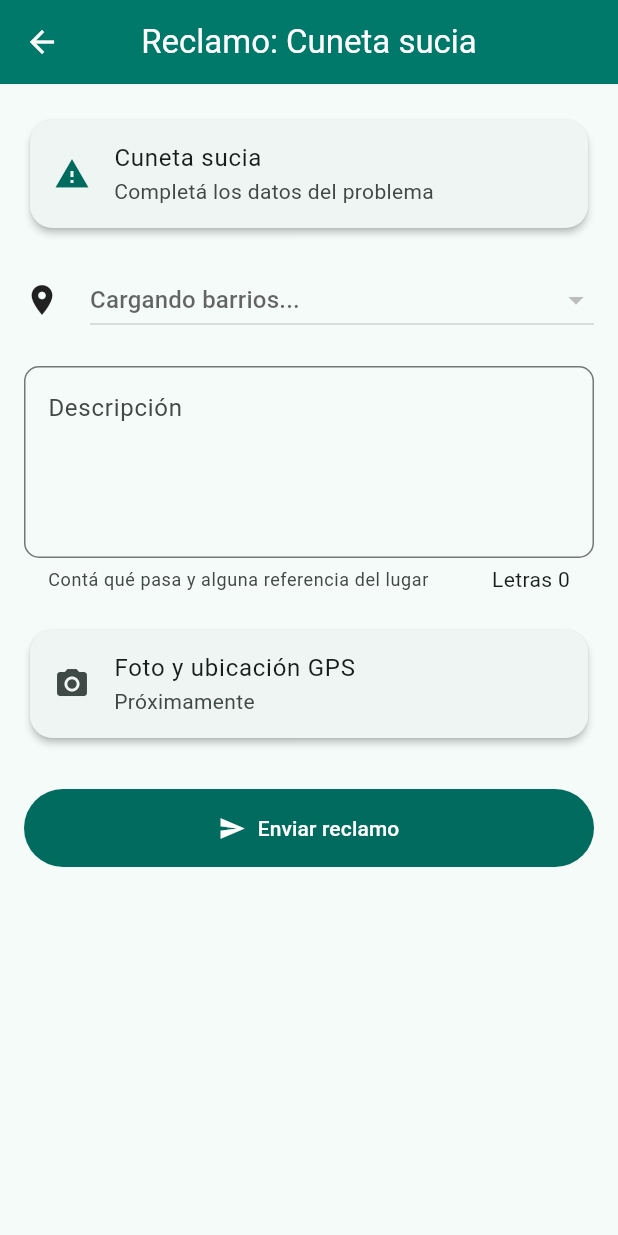
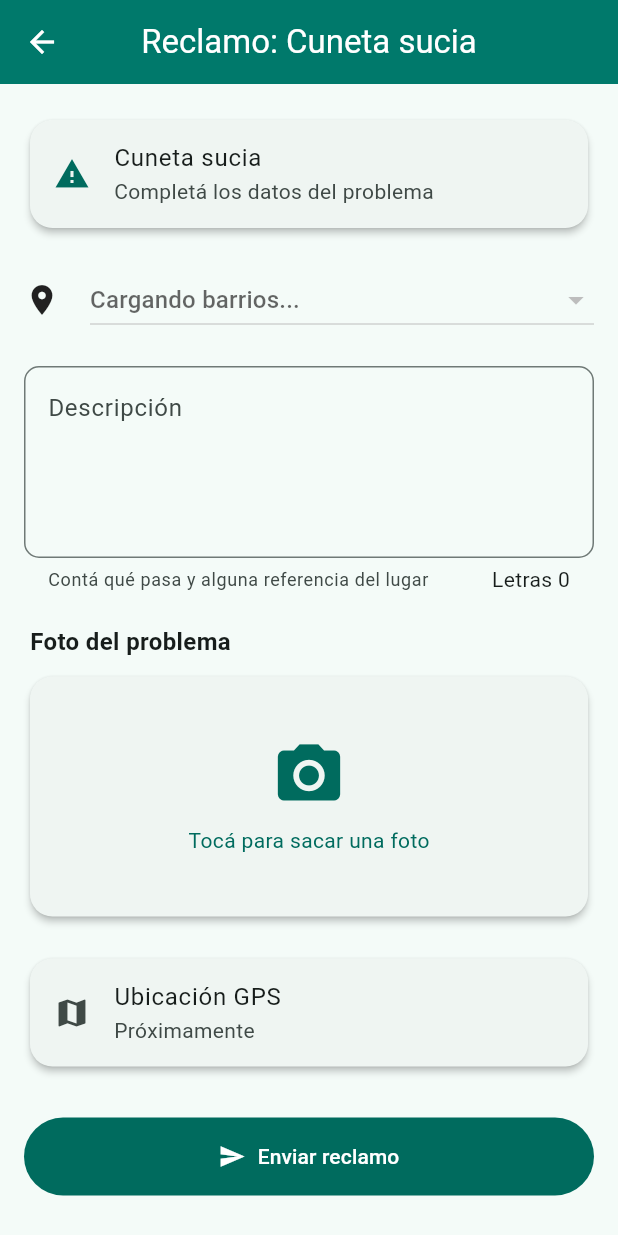
Before and after one commit to javierrojas62/atencion_Ciudadana, a Flutter app: the ReclamoPage screen opened by its route, on a phone screen of 412 x 824 dp. Run offline on Flutter 3.47's test engine with Material 3 defaults, Android fonts, the light colour scheme and no system bars; our stand-ins replace image_picker, permission_handler, supabase_flutter; accounts and stored records are empty.

Commit message:
feat: implement camera functionality for photo capture and add photo display widget

```diff
--- a/lib/src/pages/reclamo_page.dart
+++ b/lib/src/pages/reclamo_page.dart
@@ -1,8 +1,12 @@
+import 'dart:typed_data';
+
 import 'package:flutter/material.dart';
 
 import 'package:atencion_ciudadana/src/models/barrio_model.dart';
 import 'package:atencion_ciudadana/src/providers/auth_provider.dart';
 import 'package:atencion_ciudadana/src/providers/barrios_provider.dart';
+import 'package:atencion_ciudadana/src/services/camara_service.dart';
+import 'package:atencion_ciudadana/src/widgets/vista_foto.dart';
 
 // Pantalla para cargar un reclamo.
 // Es la misma para todas las categorías, la categoría me llega por el constructor
@@ -18,6 +22,9 @@ class ReclamoPage extends StatefulWidget {
 
 class _ReclamoPageState extends State<ReclamoPage> {
   String _descripcion = '';
+
+  // Foto del problema (en bytes, así sirve en el celular y en la web)
+  Uint8List? _foto;
 
   // Barrios de Rawson desde Supabase. Se piden una sola vez al abrir la pantalla.
   late final Future<List<BarrioModel>> _barrios =
@@ -40,7 +47,10 @@ class _ReclamoPageState extends State<ReclamoPage> {
           const SizedBox(height: 20),
           _crearDescripcion(),
           const SizedBox(height: 20),
-          _crearFotoPendiente(),
+          _crearTitulo('Foto del problema'),
+          VistaFoto(foto: _foto, onTomarFoto: _tomarFoto),
+          const SizedBox(height: 20),
+          _crearUbicacionPendiente(),
           const SizedBox(height: 30),
           _crearBoton(),
         ],
@@ -58,6 +68,16 @@ class _ReclamoPageState extends State<ReclamoPage> {
         ),
         title: Text(widget.categoria),
         subtitle: const Text('Completá los datos del problema'),
+      ),
+    );
+  }
+
+  Widget _crearTitulo(String texto) {
+    return Padding(
+      padding: const EdgeInsets.only(left: 4, bottom: 8),
+      child: Text(
+        texto,
+        style: const TextStyle(fontSize: 16, fontWeight: FontWeight.bold),
       ),
     );
   }
@@ -89,7 +109,9 @@ class _ReclamoPageState extends State<ReclamoPage> {
               child: DropdownButton<int>(
                 isExpanded: true,
                 value: existe ? _barrioSeleccionado : null,
-                hint: Text(barrios.isEmpty ? 'Cargando barrios...' : 'Elegí el barrio'),
+                hint: Text(
+                  barrios.isEmpty ? 'Cargando barrios...' : 'Elegí el barrio',
+                ),
                 items: barrios
                     .map(
                       (barrio) => DropdownMenuItem(
@@ -131,12 +153,12 @@ class _ReclamoPageState extends State<ReclamoPage> {
     );
   }
 
-  // Lugar reservado para la foto y el GPS, lo hago en el próximo paso
-  Widget _crearFotoPendiente() {
+  // Lugar reservado para el GPS y el mapa, lo hago en el próximo paso
+  Widget _crearUbicacionPendiente() {
     return const Card(
       child: ListTile(
-        leading: Icon(Icons.camera_alt),
-        title: Text('Foto y ubicación GPS'),
+        leading: Icon(Icons.map),
+        title: Text('Ubicación GPS'),
         subtitle: Text('Próximamente'),
       ),
     );
@@ -153,6 +175,65 @@ class _ReclamoPageState extends State<ReclamoPage> {
     );
   }
 
+  // Pide el permiso y, si lo da, abre la cámara
+  Future<void> _tomarFoto() async {
+    final permiso = await camaraService.pedirPermisoCamara();
+    if (!mounted) return;
+
+    if (permiso == ResultadoPermiso.denegadoPermanente) {
+      _mostrarPermisoBloqueado();
+      return;
+    }
+
+    if (permiso == ResultadoPermiso.denegado) {
+      _avisar('Necesitamos la cámara para sacar la foto del problema');
+      return;
+    }
+
+    final foto = await camaraService.tomarFoto();
+
+    // Si canceló la cámara no hago nada
+    if (foto == null) return;
+
+    final bytes = await foto.readAsBytes();
+    setState(() {
+      _foto = bytes;
+    });
+  }
+
+  // El usuario rechazó el permiso varias veces: ya no se puede volver a
+  // pedir, así que le ofrezco ir a los ajustes del celular
+  void _mostrarPermisoBloqueado() {
+    showDialog(
+      context: context,
+      builder: (dialogContext) {
+        return AlertDialog(
+          shape: RoundedRectangleBorder(
+            borderRadius: BorderRadius.circular(20.0),
+          ),
+          title: const Text('Permiso de cámara bloqueado'),
+          content: const Text(
+            'Para sacar la foto tenés que habilitar la cámara '
+            'desde los ajustes del celular.',
+          ),
+          actions: [
+            TextButton(
+              onPressed: () => Navigator.of(dialogContext).pop(),
+              child: const Text('Cancelar'),
+            ),
+            TextButton(
+              onPressed: () {
+                Navigator.of(dialogContext).pop();
+                camaraService.abrirAjustes();
+              },
+              child: const Text('Abrir ajustes'),
+            ),
+          ],
+        );
+      },
+    );
+  }
+
   Future<void> _enviarReclamo() async {
     if (_barrioSeleccionado == null) {
       _avisar('Elegí el barrio donde está el problema');
@@ -165,6 +246,11 @@ class _ReclamoPageState extends State<ReclamoPage> {
       return;
     }
 
+    if (_foto == null) {
+      _avisar('Sacá una foto del problema');
+      return;
+    }
+
     // Busco el nombre del barrio elegido para mostrarlo en el mensaje
     final barrios = await _barrios;
     final nombreBarrio = barrios
@@ -173,7 +259,7 @@ class _ReclamoPageState extends State<ReclamoPage> {
 
     if (!mounted) return;
 
-    // TODO: guardar el reclamo en Supabase (próximo paso, con foto y GPS)
+    // TODO: guardar el reclamo en Supabase (después del GPS)
     showDialog(
       context: context,
       barrierDismissible: false,
--- /dev/null
+++ b/lib/src/widgets/vista_foto.dart
@@ -0,0 +1,68 @@
+import 'dart:typed_data';
+
+import 'package:flutter/material.dart';
+
+// Recuadro para la foto: si todavía no hay foto muestra un botón para
+// sacarla, y si ya hay, la muestra con la opción de sacar otra.
+// Uso Image.memory (bytes) en lugar de Image.file porque así funciona
+// también en el navegador.
+class VistaFoto extends StatelessWidget {
+  final Uint8List? foto;
+  final VoidCallback onTomarFoto;
+  final String texto;
+
+  const VistaFoto({
+    super.key,
+    required this.foto,
+    required this.onTomarFoto,
+    this.texto = 'Tocá para sacar una foto',
+  });
+
+  @override
+  Widget build(BuildContext context) {
+    final colores = Theme.of(context).colorScheme;
+
+    // Todavía no sacó la foto
+    if (foto == null) {
+      return Card(
+        clipBehavior: Clip.antiAlias,
+        child: InkWell(
+          onTap: onTomarFoto,
+          child: SizedBox(
+            height: 160,
+            child: Center(
+              child: Column(
+                mainAxisSize: MainAxisSize.min,
+                children: [
+                  Icon(Icons.camera_alt, size: 50, color: colores.primary),
+                  const SizedBox(height: 8),
+                  Text(texto, style: TextStyle(color: colores.primary)),
+                ],
+              ),
+            ),
+          ),
+        ),
+      );
+    }
+
+    // Ya tiene foto: la muestro
+    return Card(
+      clipBehavior: Clip.antiAlias,
+      child: Column(
+        children: [
+          Image.memory(
+            foto!,
+            height: 220,
+            width: double.infinity,
+            fit: BoxFit.cover,
+          ),
+          TextButton.icon(
+            onPressed: onTomarFoto,
+            icon: const Icon(Icons.refresh),
+            label: const Text('Sacar otra'),
+          ),
+        ],
+      ),
+    );
+  }
+}
--- a/pubspec.yaml
+++ b/pubspec.yaml
@@ -9,6 +9,8 @@ environment:
 dependencies:
   flutter:
     sdk: flutter
+  image_picker: ^1.2.4
+  permission_handler: ^13.0.2
   supabase_flutter: ^2.18.3
 
 dev_dependencies:
```
Also changed, not shown: lib/src/services/camara_service.dart (added, +48 -0 lines), pubspec.lock, 1 other file.
